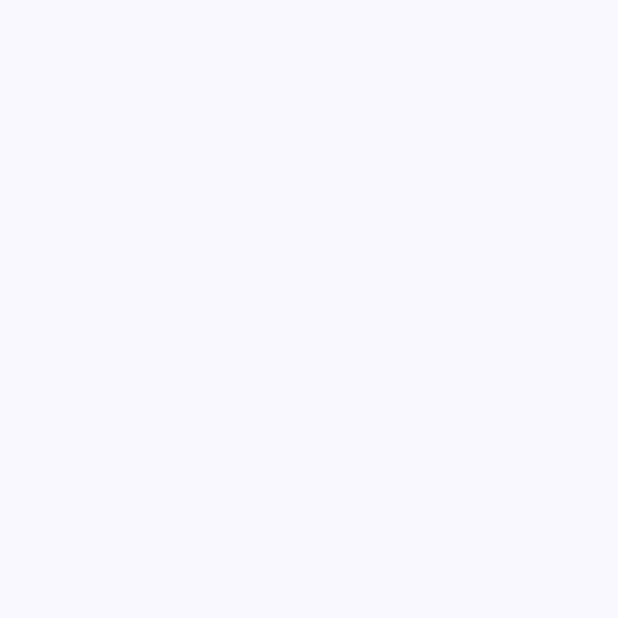
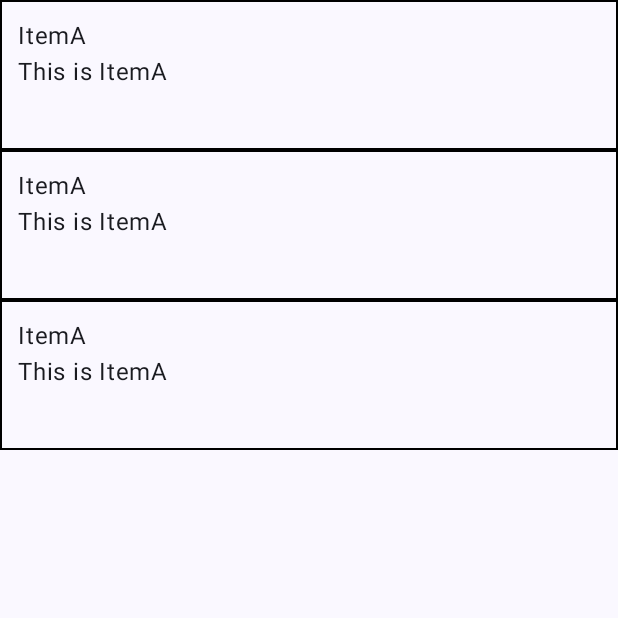
Before and after one commit to Nter-developer/android-xml-or-compoese, an Android app built with Jetpack Compose: the screen it shows after launch (MainActivity), on a phone screen of 412 x 824 dp, the top half of it. Before the commit the part shown is empty. Run offline under Robolectric (Android 15) with nearby library versions, the phone set to English and light mode, and no system bars.

Commit message:
gui: implement list with composable column

```diff
--- a/app/src/main/java/code/lab/androidxmlcompose/view/MainComponent.kt
+++ b/app/src/main/java/code/lab/androidxmlcompose/view/MainComponent.kt
@@ -1,8 +1,35 @@
 package code.lab.androidxmlcompose.view
 
+import androidx.compose.foundation.BorderStroke
+import androidx.compose.foundation.border
+import androidx.compose.foundation.clickable
+import androidx.compose.foundation.layout.Column
+import androidx.compose.foundation.layout.fillMaxWidth
+import androidx.compose.foundation.layout.height
+import androidx.compose.foundation.layout.padding
+import androidx.compose.material3.Text
 import androidx.compose.runtime.Composable
+import androidx.compose.ui.Modifier
+import androidx.compose.ui.graphics.Color
+import androidx.compose.ui.unit.dp
 
 @Composable
-fun MainComponent() {
+fun MainComponent(name: String, script: String) {
+    Column(
+        modifier = Modifier
+            .fillMaxWidth()
+            .height(100.dp)
+            .border(
+                border = BorderStroke(
+                    width = 1.dp,
+                    color = Color.Black
+                )
+            )
+            .clickable(onClick = { })
+            .padding(12.dp)
 
+    ) {
+        Text(text = name)
+        Text(text = script)
+    }
 }
--- a/app/src/main/java/code/lab/androidxmlcompose/view/MainScreen.kt
+++ b/app/src/main/java/code/lab/androidxmlcompose/view/MainScreen.kt
@@ -1,5 +1,6 @@
 package code.lab.androidxmlcompose.view
 
+import androidx.compose.foundation.layout.Column
 import androidx.compose.foundation.layout.fillMaxSize
 import androidx.compose.material3.MaterialTheme
 import androidx.compose.material3.Surface
@@ -12,10 +13,17 @@ fun MainScreen() {
     AndroidXMLComposeTheme {
         // A surface container using the 'background' color from the theme
         Surface(
-            modifier = Modifier.fillMaxSize(),
-            color = MaterialTheme.colorScheme.background
+            modifier = Modifier
+                .fillMaxSize(),
+            color = MaterialTheme
+                .colorScheme
+                .background
         ) {
-            MainComponent()
+            Column {
+                MainComponent("ItemA", "This is ItemA")
+                MainComponent("ItemA", "This is ItemA")
+                MainComponent("ItemA", "This is ItemA")
+            }
         }
     }
 }
```
